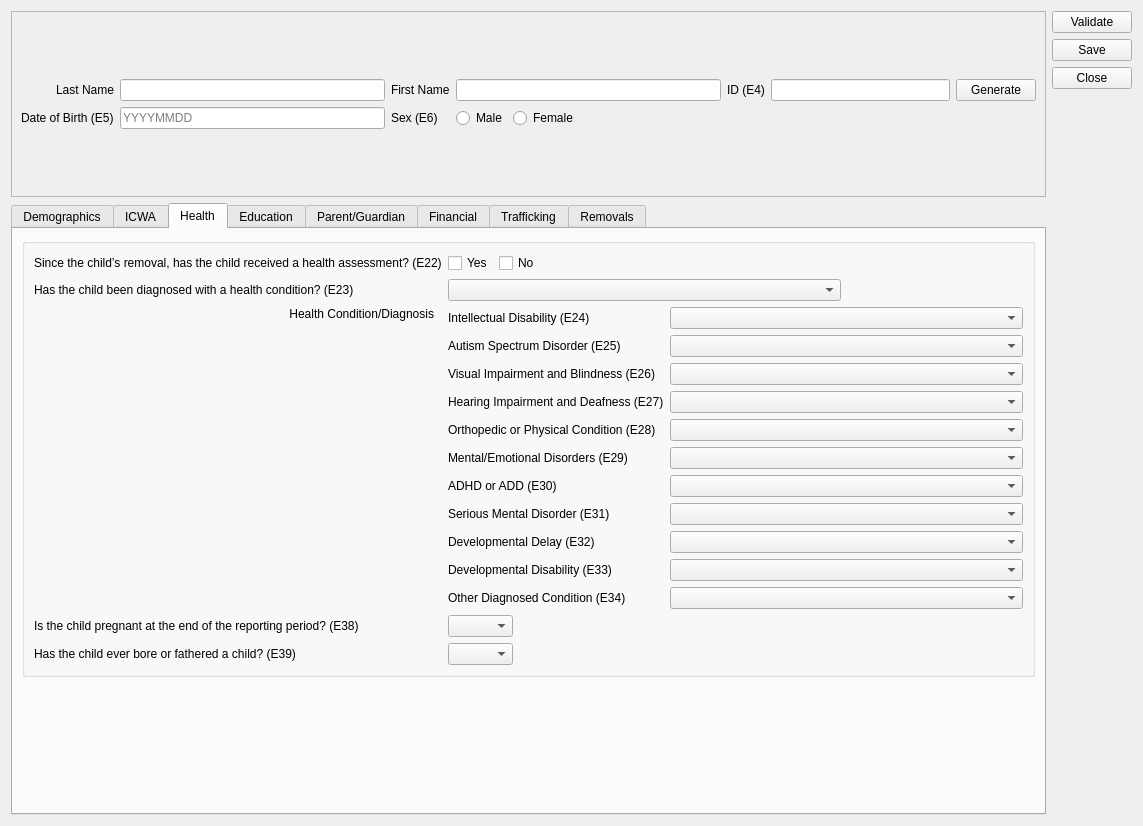
This is ui/ui_childform.ui in zstamper/AFCARS-AXE as Qt 5 draws it before an edit. The edited form follows.
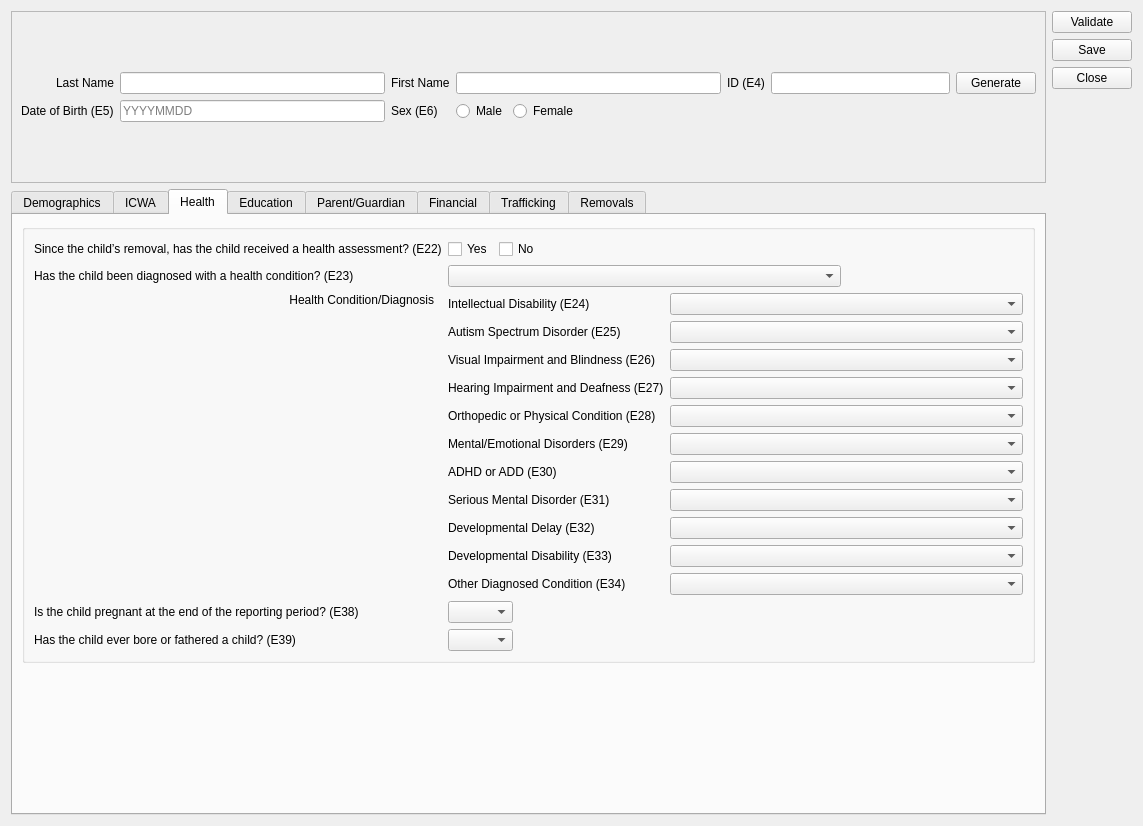
This is the edited form. The open tabs and pages were chosen to show the change.

Diff of the .ui file:
```diff
--- a/ui/ui_childform.ui
+++ b/ui/ui_childform.ui
@@ -1087,14 +1087,11 @@
                 <item row="0" column="1">
                  <widget class="QComboBox" name="e24">
                   <property name="currentIndex">
-                   <number>-1</number>
-                  </property>
-                  <property name="placeholderText">
-                   <string>Select</string>
+                   <number>0</number>
                   </property>
                   <item>
                    <property name="text">
-                    <string comment="0">Does not apply</string>
+                    <string comment="0"/>
                    </property>
                   </item>
                   <item>
@@ -1119,14 +1116,11 @@
                 <item row="1" column="1">
                  <widget class="QComboBox" name="e25">
                   <property name="currentIndex">
-                   <number>-1</number>
-                  </property>
-                  <property name="placeholderText">
-                   <string>Select</string>
+                   <number>0</number>
                   </property>
                   <item>
                    <property name="text">
-                    <string>Does not apply</string>
+                    <string/>
                    </property>
                   </item>
                   <item>
@@ -1192,12 +1186,12 @@
                 </item>
                 <item row="8" column="1">
                  <widget class="QComboBox" name="e32">
-                  <property name="placeholderText">
-                   <string>Select</string>
+                  <property name="currentIndex">
+                   <number>0</number>
                   </property>
                   <item>
                    <property name="text">
-                    <string>Does not apply</string>
+                    <string/>
                    </property>
                   </item>
                   <item>
@@ -1221,12 +1215,12 @@
                 </item>
                 <item row="9" column="1">
                  <widget class="QComboBox" name="e33">
-                  <property name="placeholderText">
-                   <string>Select</string>
+                  <property name="currentIndex">
+                   <number>0</number>
                   </property>
                   <item>
                    <property name="text">
-                    <string>Does not apply</string>
+                    <string/>
                    </property>
                   </item>
                   <item>
@@ -1250,12 +1244,12 @@
                 </item>
                 <item row="10" column="1">
                  <widget class="QComboBox" name="e34">
-                  <property name="placeholderText">
-                   <string>Select</string>
+                  <property name="currentIndex">
+                   <number>0</number>
                   </property>
                   <item>
                    <property name="text">
-                    <string>Does not apply</string>
+                    <string/>
                    </property>
                   </item>
                   <item>
@@ -1272,12 +1266,12 @@
                 </item>
                 <item row="2" column="1">
                  <widget class="QComboBox" name="e26">
-                  <property name="placeholderText">
-                   <string>Select</string>
+                  <property name="currentIndex">
+                   <number>0</number>
                   </property>
                   <item>
                    <property name="text">
-                    <string>Does not apply</string>
+                    <string/>
                    </property>
                   </item>
                   <item>
@@ -1294,12 +1288,12 @@
                 </item>
                 <item row="3" column="1">
                  <widget class="QComboBox" name="e27">
-                  <property name="placeholderText">
-                   <string>Select</string>
+                  <property name="currentIndex">
+                   <number>0</number>
                   </property>
                   <item>
                    <property name="text">
-                    <string>Does not apply</string>
+                    <string/>
                    </property>
                   </item>
                   <item>
@@ -1316,12 +1310,12 @@
                 </item>
                 <item row="4" column="1">
                  <widget class="QComboBox" name="e28">
-                  <property name="placeholderText">
-                   <string>Select</string>
+                  <property name="currentIndex">
+                   <number>0</number>
                   </property>
                   <item>
                    <property name="text">
-                    <string>Does not apply</string>
+                    <string/>
                    </property>
                   </item>
                   <item>
@@ -1338,12 +1332,12 @@
                 </item>
                 <item row="5" column="1">
                  <widget class="QComboBox" name="e29">
-                  <property name="placeholderText">
-                   <string>Select</string>
+                  <property name="currentIndex">
+                   <number>0</number>
                   </property>
                   <item>
                    <property name="text">
-                    <string>Does not apply</string>
+                    <string/>
                    </property>
                   </item>
                   <item>
@@ -1360,12 +1354,12 @@
                 </item>
                 <item row="6" column="1">
                  <widget class="QComboBox" name="e30">
-                  <property name="placeholderText">
-                   <string>Select</string>
+                  <property name="currentIndex">
+                   <number>0</number>
                   </property>
                   <item>
                    <property name="text">
-                    <string>Does not apply</string>
+                    <string/>
                    </property>
                   </item>
                   <item>
@@ -1382,12 +1376,12 @@
                 </item>
                 <item row="7" column="1">
                  <widget class="QComboBox" name="e31">
-                  <property name="placeholderText">
-                   <string>Select</string>
+                  <property name="currentIndex">
+                   <number>0</number>
                   </property>
                   <item>
                    <property name="text">
-                    <string>Does not apply</string>
+                    <string/>
                    </property>
                   </item>
                   <item>
@@ -2026,7 +2020,7 @@
               <item row="0" column="0">
                <widget class="QLabel" name="e60_label">
                 <property name="text">
-                 <string>Year of Birth (E60)&lt;br/&gt;&lt;i&gt;If abandoned, use 7777&lt;/i&gt;</string>
+                 <string>Year of Birth (E60)&lt;br/&gt;&lt;i&gt;If abandoned, use 7777&lt;br/&gt;if not applicable, use 9999&lt;/i&gt;</string>
                 </property>
                 <property name="alignment">
                  <set>Qt::AlignRight|Qt::AlignTrailing|Qt::AlignVCenter</set>
@@ -2064,7 +2058,7 @@
                </layout>
               </item>
               <item row="1" column="0">
-               <widget class="QLabel" name="label_14">
+               <widget class="QLabel" name="e62_label">
                 <property name="text">
                  <string>Tribal Member? (E62)</string>
                 </property>
@@ -2121,7 +2115,7 @@
             </widget>
            </item>
            <item row="1" column="1">
-            <widget class="QGroupBox" name="parent1_tpr_group_box_2">
+            <widget class="QGroupBox" name="parent2_tpr_group_box">
              <property name="title">
               <string>Parent 2 Modified or Terminated Parental Rights</string>
              </property>
@@ -2281,7 +2275,7 @@
           </layout>
          </item>
          <item>
-          <widget class="QGroupBox" name="parent2_tpr_group_box">
+          <widget class="QGroupBox" name="putative_tpr_group_box">
            <property name="title">
             <string>Putative Parent/Guardian Modified or Terminated Parental Rights</string>
            </property>
@@ -3073,7 +3067,7 @@
           </layout>
          </item>
          <item row="1" column="0">
-          <widget class="QLabel" name="label_15">
+          <widget class="QLabel" name="e107_label">
            <property name="text">
             <string>Was this reported to law enforcement? (E107)</string>
            </property>
@@ -3205,7 +3199,7 @@
           </layout>
          </item>
          <item row="4" column="0">
-          <widget class="QLabel" name="label_16">
+          <widget class="QLabel" name="e110_label">
            <property name="text">
             <string>Has the current victimization been reported to law enforcement? (E110)</string>
            </property>
```
Left out of the diff: 18 changed lines with no effect on the pictures.
